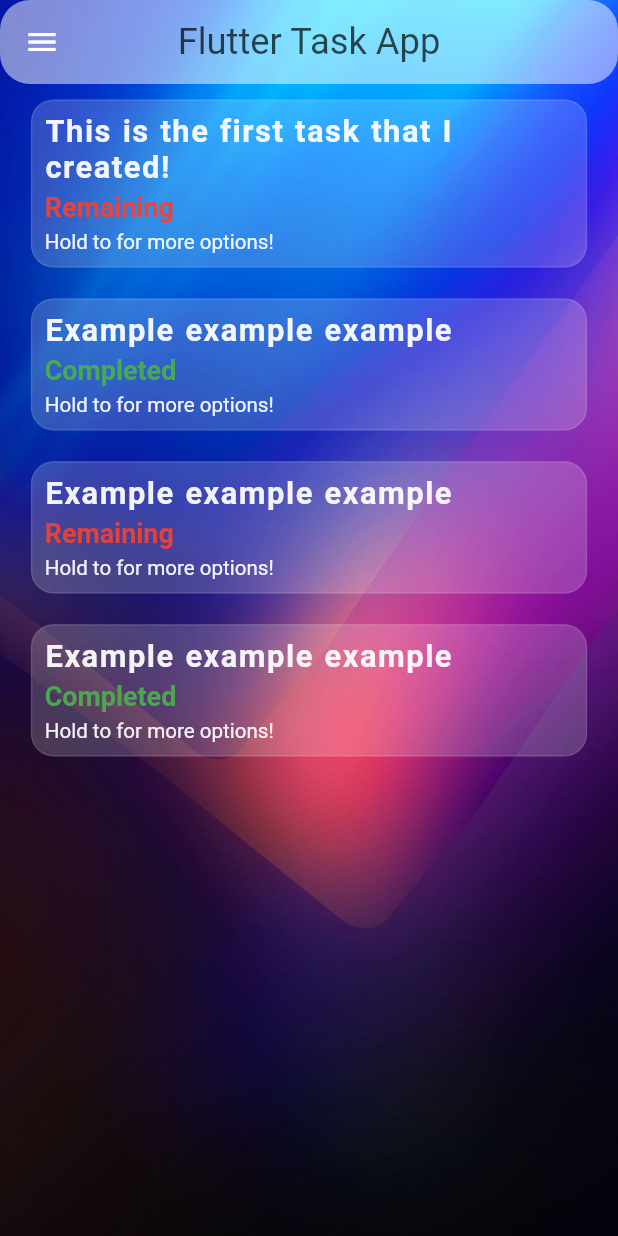
After one commit to RohanDoshi21/Flutter-Task-App, a Flutter app: the HomePage screen opened directly, on a phone screen of 412 x 824 dp. The commit adds this screen. Run offline on Flutter 3.47's test engine with Material 2 defaults, Android fonts, the phone set to English and light mode, and no system bars; our stand-ins replace flutter_secure_storage, fluttertoast; accounts and stored records are empty.

Commit message:
Home screen UI

```diff
--- /dev/null
+++ b/lib/home/home.dart
@@ -0,0 +1,139 @@
+import 'package:flutter/material.dart';
+import 'package:flutter/services.dart';
+import 'package:flutter_task_app/UserInfo/info.dart';
+
+class HomePage extends StatefulWidget {
+  const HomePage({Key? key}) : super(key: key);
+
+  @override
+  _HomePageState createState() => _HomePageState();
+}
+
+class _HomePageState extends State<HomePage> with TickerProviderStateMixin {
+  @override
+  Widget build(BuildContext context) {
+    double _w = MediaQuery.of(context).size.width;
+    return Scaffold(
+      extendBodyBehindAppBar: true,
+      appBar: PreferredSize(
+        preferredSize: const Size(double.infinity, kToolbarHeight),
+        child: ClipRRect(
+          borderRadius: const BorderRadius.all(Radius.circular(20)),
+          child: AppBar(
+            centerTitle: true,
+            backgroundColor: Colors.white.withOpacity(.5),
+            elevation: 0,
+            title: Text(
+              "Flutter Task App",
+              style: TextStyle(
+                fontSize: _w / 17,
+                color: Colors.black.withOpacity(.7),
+                fontWeight: FontWeight.w400,
+              ),
+            ),
+          ),
+        ),
+      ),
+      drawer: const Drawer(),
+      body: Stack(
+        children: [
+          Container(
+            decoration: const BoxDecoration(
+              image: DecorationImage(
+                  image: AssetImage("assets/images/bgimage.jpg"),
+                  fit: BoxFit.cover),
+            ),
+          ),
+          ListView(
+            physics: const BouncingScrollPhysics(
+                parent: AlwaysScrollableScrollPhysics()),
+            children: [
+              SizedBox(height: _w / 40.1),
+              card('This is the first task that I created!', false),
+              card('Example example example', true),
+              card('Example example example', false),
+              card('Example example example', true),
+            ],
+          ),
+        ],
+      ),
+    );
+  }
+
+  Widget card(String title, bool status) {
+    double _w = MediaQuery.of(context).size.width;
+    double _h = MediaQuery.of(context).size.height;
+    return Opacity(
+      opacity: 0.95,
+      child: Container(
+        width: _w,
+        padding: EdgeInsets.fromLTRB(_w / 20, 0, _w / 20, _w / 20),
+        child: GestureDetector(
+          // highlightColor: Colors.transparent,
+          // splashColor: Colors.transparent,
+          onTap: () {
+            HapticFeedback.lightImpact();
+            Navigator.push(context,
+                MaterialPageRoute(builder: (context) => const UserInfo()));
+          },
+          child: Container(
+            decoration: BoxDecoration(
+                color: Colors.white.withOpacity(.2),
+                borderRadius: const BorderRadius.all(Radius.circular(15)),
+                border:
+                Border.all(color: Colors.white.withOpacity(.1), width: 1)),
+            child: Padding(
+              padding: EdgeInsets.all(_w / 50),
+              child: Column(
+                mainAxisAlignment: MainAxisAlignment.spaceEvenly,
+                crossAxisAlignment: CrossAxisAlignment.start,
+                children: [
+                  Text(
+                    title,
+                    textAlign: TextAlign.start,
+                    style: TextStyle(
+                      color: Colors.white,
+                      fontSize: _w / 20,
+                      fontWeight: FontWeight.bold,
+                      letterSpacing: 1,
+                      wordSpacing: 1,
+                    ),
+                  ),
+                  SizedBox(
+                    height: _h * 0.0052,
+                  ),
+                  Text(
+                    status ? "Completed" : "Remaining",
+                    maxLines: 1,
+                    softWrap: true,
+                    overflow: TextOverflow.ellipsis,
+                    style: TextStyle(
+                      color: status
+                          ? Colors.green.withOpacity(1)
+                          : Colors.red.withOpacity(1),
+                      fontSize: _w / 23,
+                      fontWeight: FontWeight.w600,
+                    ),
+                  ),
+                  SizedBox(
+                    height: _h * 0.0052,
+                  ),
+                  Text(
+                    'Hold to for more options!',
+                    maxLines: 1,
+                    softWrap: true,
+                    overflow: TextOverflow.ellipsis,
+                    style: TextStyle(
+                      color: Colors.white,
+                      fontSize: _w / 30,
+                    ),
+                  ),
+                ],
+              ),
+            ),
+          ),
+        ),
+      ),
+    );
+  }
+}
--- a/lib/main.dart
+++ b/lib/main.dart
@@ -1,9 +1,7 @@
 import 'package:flutter/material.dart';
-import 'package:flutter_secure_storage/flutter_secure_storage.dart';
-import 'package:flutter_task_app/UserInfo/info.dart';
-import 'package:flutter_task_app/UserInfo/user.dart';
-import 'package:flutter_task_app/signup+login/login.dart';
-import 'package:flutter_task_app/signup+login/signup.dart';
+import 'UserInfo/user.dart';
+import 'home/home.dart';
+import 'signup+login/signup.dart';
 
 Future main() async {
   WidgetsFlutterBinding.ensureInitialized();
@@ -21,7 +19,7 @@ class MyApp extends StatelessWidget {
       theme: ThemeData(
         primarySwatch: Colors.blue,
       ),
-      home: User.name == null ? const SignUpPage() : const UserInfo(),
+      home: User.name == null ? const SignUpPage() : const HomePage(),
     );
   }
 }
--- a/lib/signup+login/signup.dart
+++ b/lib/signup+login/signup.dart
@@ -5,6 +5,8 @@ import 'package:flutter_secure_storage/flutter_secure_storage.dart';
 import 'package:flutter_task_app/Urls/urls.dart';
 import 'package:flutter_task_app/UserInfo/info.dart';
 import 'package:flutter_task_app/UserInfo/user.dart';
+import 'package:flutter_task_app/home/home.dart';
+import 'package:flutter_task_app/home/test.dart';
 import 'package:flutter_task_app/signup+login/login.dart';
 import 'package:fluttertoast/fluttertoast.dart';
 import 'package:http/http.dart' as http;
@@ -88,7 +90,7 @@ class _SignUpPageState extends State<SignUpPage> {
         );
         Navigator.pushReplacement(
           context,
-          MaterialPageRoute(builder: (context) => const UserInfo()),
+          MaterialPageRoute(builder: (context) => const HomePage()),
         );
       } else {
         setState(() {
```
